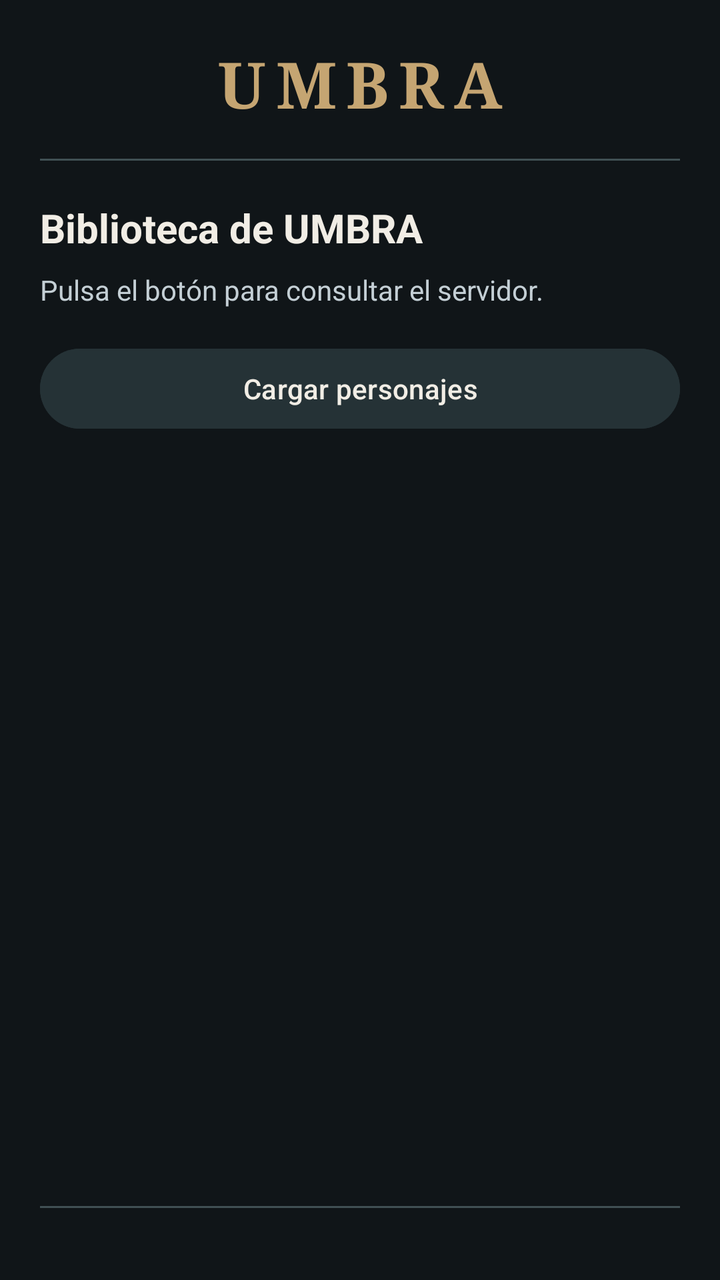
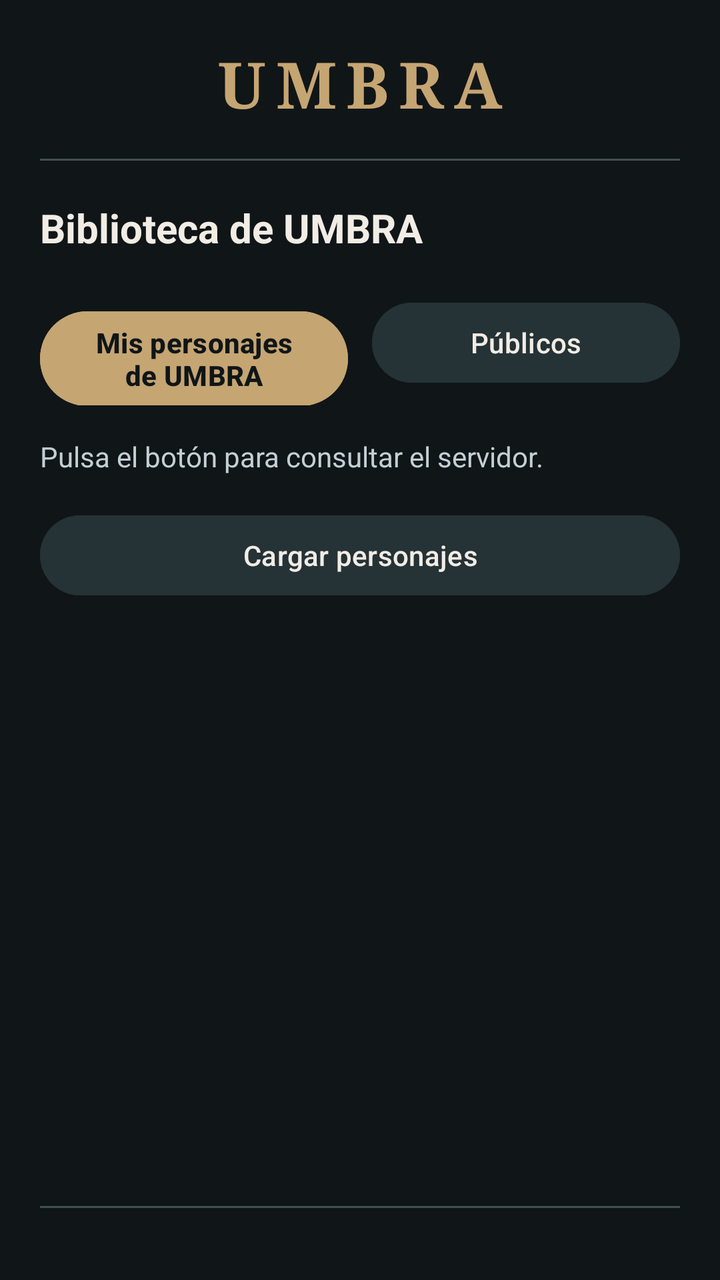

Before-and-after screenshots of an Android layout around one commit, followed by the original layout XML and the change that was made.
<!-- AndroidManifest.xml: application theme Theme.UMBRA -->
<!-- res/layout/activity_biblioteca_activity.xml -->
<?xml version="1.0" encoding="utf-8"?>
<LinearLayout xmlns:android="http://schemas.android.com/apk/res/android"
    android:layout_width="match_parent"
    android:layout_height="match_parent"
    android:orientation="vertical"
    android:background="@color/umbra_background"
    android:padding="20dp">

    <TextView
        style="@style/UmbraTitulo"
        android:layout_width="match_parent"
        android:layout_height="wrap_content"
        android:text="@string/app_name"
        android:textSize="32sp"
        android:fontFamily="serif"
        android:letterSpacing="0.15"
        android:gravity="center"
        android:layout_marginBottom="16dp" />

    <View
        android:layout_width="match_parent"
        android:layout_height="1dp"
        android:background="@color/umbra_border"
        android:layout_marginBottom="20dp" />

    <TextView
        android:id="@+id/tituloBiblioteca"
        style="@style/UmbraSubtitulo"
        android:layout_width="match_parent"
        android:layout_height="wrap_content"
        android:layout_marginBottom="8dp"
        android:text="@string/textview_BibliotecaUmbra" />

    <TextView
        android:id="@+id/txtEstado"
        style="@style/UmbraTextoSecundario"
        android:layout_width="match_parent"
        android:layout_height="wrap_content"
        android:layout_marginBottom="16dp"
        android:accessibilityLiveRegion="polite"
        android:text="@string/textview_pulsar_button_para_cargar" />

    <Button
        android:id="@+id/btnCargarPersonajes"
        style="@style/UmbraBotonSecundario"
        android:layout_width="match_parent"
        android:layout_height="wrap_content"
        android:text="@string/button_cargar_personajes"
        android:layout_marginBottom="12dp" />

    <androidx.recyclerview.widget.RecyclerView
        android:id="@+id/recyclerPersonajes"
        android:layout_width="match_parent"
        android:layout_height="0dp"
        android:layout_weight="1"
        android:clipToPadding="false"
        android:paddingTop="8dp"
        android:paddingBottom="12dp" />

    <View
        android:layout_width="match_parent"
        android:layout_height="1dp"
        android:background="@color/umbra_border"
        android:layout_marginTop="8dp"
        android:layout_marginBottom="16dp" />

    <Button
        android:id="@+id/btnCrearPersonaje"
        style="@style/UmbraBotonPrincipal"
        android:layout_width="match_parent"
        android:layout_height="wrap_content"
        android:text="@string/button_crear_personaje"
        android:minHeight="56dp"
        android:layout_marginBottom="8dp"
        android:visibility="gone" />


    <Button
        android:id="@+id/btnCerrarSesion"
        style="@style/UmbraBotonSecundario"
        android:layout_width="match_parent"
        android:layout_height="wrap_content"
        android:text="@string/button_cerrar_sesion"
        android:visibility="gone" />

    <Button
        android:id="@+id/btnIrLogin"
        style="@style/UmbraBotonPrincipal"
        android:layout_width="match_parent"
        android:layout_height="wrap_content"
        android:text="@string/button_ir_login"
        android:visibility="gone" />

</LinearLayout>
<!-- resources referenced by this layout -->
<resources>
  <color name="umbra_background">#101518</color>
  <color name="umbra_border">#405054</color>
  <string name="app_name">UMBRA</string>
  <string name="button_cargar_personajes">Cargar personajes</string>
  <string name="button_cerrar_sesion">Cerrar sesión</string>
  <string name="button_crear_personaje">Crear personaje</string>
  <string name="button_ir_login">Iniciar sesión</string>
  <string name="textview_BibliotecaUmbra">Biblioteca de UMBRA</string>
  <string name="textview_pulsar_button_para_cargar">Pulsa el botón para consultar el servidor.</string>
  <style name="UmbraBotonPrincipal">
          <item name="android:backgroundTint">@color/umbra_primary</item>
          <item name="android:textColor">@color/umbra_on_primary</item>
          <item name="android:textSize">14sp</item>
          <item name="android:textStyle">bold</item>
          <item name="android:textAllCaps">false</item>
          <item name="android:minHeight">48dp</item>
      </style>
  <style name="UmbraBotonSecundario">
          <item name="android:backgroundTint">@color/umbra_surface_variant</item>
          <item name="android:textColor">@color/umbra_text</item>
          <item name="android:textSize">14sp</item>
          <item name="android:textAllCaps">false</item>
          <item name="android:minHeight">48dp</item>
      </style>
  <style name="UmbraSubtitulo">
          <item name="android:textColor">@color/umbra_text</item>
          <item name="android:textSize">20sp</item>
          <item name="android:textStyle">bold</item>
      </style>
  <style name="UmbraTextoSecundario">
          <item name="android:textColor">@color/umbra_text_secondary</item>
          <item name="android:textSize">14sp</item>
      </style>
  <style name="UmbraTitulo">
          <item name="android:textColor">@color/umbra_primary</item>
          <item name="android:textSize">28sp</item>
          <item name="android:textStyle">bold</item>
      </style>
  <style name="Theme.UMBRA" parent="Base.Theme.UMBRA" />
  <color name="umbra_primary">#C5A572</color>
  <color name="umbra_on_primary">#101518</color>
  <color name="umbra_surface_variant">#253236</color>
  <color name="umbra_text">#F1EDE5</color>
  <color name="umbra_text_secondary">#C4CFD5</color>
  <style name="Base.Theme.UMBRA" parent="Theme.Material3.DayNight.NoActionBar">
  
          <item name="colorPrimary">@color/umbra_primary</item>
          <item name="colorPrimaryDark">@color/umbra_primary_dark</item>
          <item name="colorAccent">@color/umbra_primary</item>
  
          <item name="android:windowBackground">@color/umbra_background</item>
          <item name="android:statusBarColor">@color/umbra_background</item>
          <item name="android:navigationBarColor">@color/umbra_background</item>
  
          <item name="android:windowLightStatusBar">false</item>
  
          <item name="android:textColorPrimary">@color/umbra_text</item>
          <item name="android:textColorSecondary">@color/umbra_text_secondary</item>
  
      </style>
  <color name="umbra_primary_dark">#917447</color>
</resources>

<!-- the commit's change to res/layout/activity_biblioteca_activity.xml (unified diff, before → after) -->
@@ -30,6 +30,36 @@
         android:layout_height="wrap_content"
         android:layout_marginBottom="8dp"
         android:text="@string/textview_BibliotecaUmbra" />
+
+
+    <LinearLayout
+        android:layout_width="match_parent"
+        android:layout_height="wrap_content"
+        android:layout_marginTop="12dp"
+        android:layout_marginBottom="16dp"
+        android:orientation="horizontal">
+
+        <Button
+            android:id="@+id/btnMisPersonajes"
+            style="@style/UmbraBotonPrincipal"
+            android:layout_width="0dp"
+            android:layout_height="wrap_content"
+            android:layout_weight="1"
+            android:layout_marginEnd="6dp"
+            android:minHeight="48dp"
+            android:text="@string/biblioteca_mis_personajes" />
+
+        <Button
+            android:id="@+id/btnPersonajesPublicos"
+            style="@style/UmbraBotonSecundario"
+            android:layout_width="0dp"
+            android:layout_height="wrap_content"
+            android:layout_weight="1"
+            android:layout_marginStart="6dp"
+            android:minHeight="48dp"
+            android:text="@string/biblioteca_pestana_publicos" />
+
+    </LinearLayout>
 
     <TextView
         android:id="@+id/txtEstado"
<!-- resource entries referenced after the edit -->
@@ -3,6 +3,8 @@
   <color name="umbra_background">#101518</color>
   <color name="umbra_border">#405054</color>
   <string name="app_name">UMBRA</string>
+  <string name="biblioteca_mis_personajes">Mis personajes de UMBRA</string>
+  <string name="biblioteca_pestana_publicos">Públicos</string>
   <string name="button_cargar_personajes">Cargar personajes</string>
   <string name="button_cerrar_sesion">Cerrar sesión</string>
   <string name="button_crear_personaje">Crear personaje</string>
